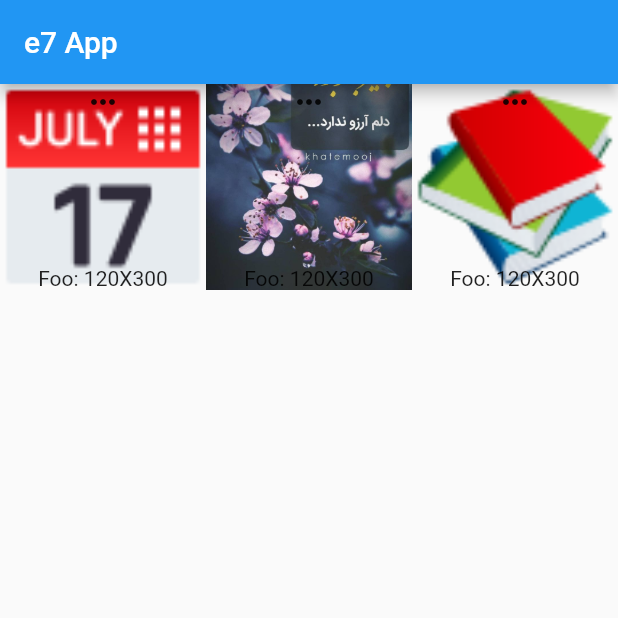
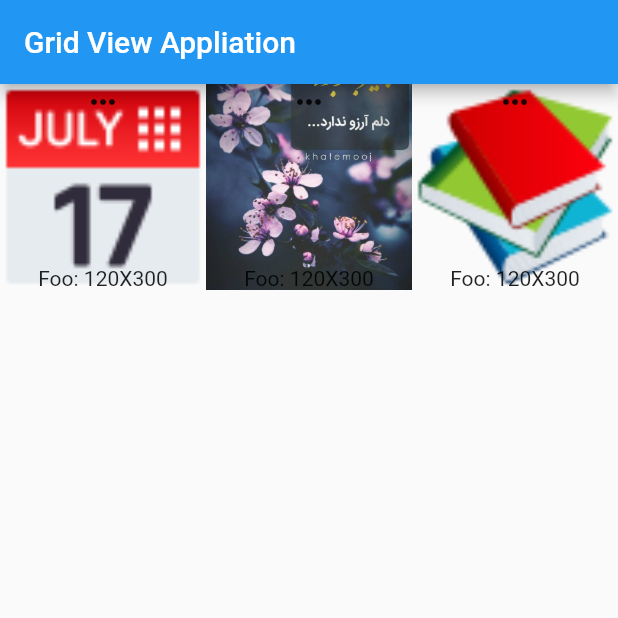
Before and after one commit to EhsanHasin/pm_flutter, a Flutter app: the HomePage screen opened directly, on a phone screen of 412 x 824 dp, the top half of it. Run offline on Flutter 3.47's test engine with Material 2 defaults, Android fonts, the phone set to English and light mode, and no system bars.

Commit message:
من به این فایل ها تغییرات آوردم

```diff
--- a/lib/grid_view.dart
+++ b/lib/grid_view.dart
@@ -26,7 +26,7 @@ class _HomePageState extends State<HomePage> {
   Widget build(BuildContext context) {
     return Scaffold(
       appBar: AppBar(
-        title: Text("e7 App"),
+        title: Text("Grid View Appliation"),
       ),
       body: GridView.builder(
           gridDelegate:
--- a/lib/layouts.dart
+++ b/lib/layouts.dart
@@ -16,7 +16,7 @@ class HomePage extends StatelessWidget {
   @override
   Widget build(BuildContext context) {
     return Scaffold(
-      appBar: AppBar(title: Text("e7 Management"),),
+      appBar: AppBar(title: Text("Layout"),),
       floatingActionButton: FloatingActionButton(
         onPressed: ()async{
         },
--- a/lib/main.dart
+++ b/lib/main.dart
@@ -3,7 +3,7 @@ import 'package:flutter/material.dart';
 void main() {
   runApp(const MyApp());
 }
-
+//this is a comment
 class MyApp extends StatelessWidget {
   const MyApp({super.key});
 
```
